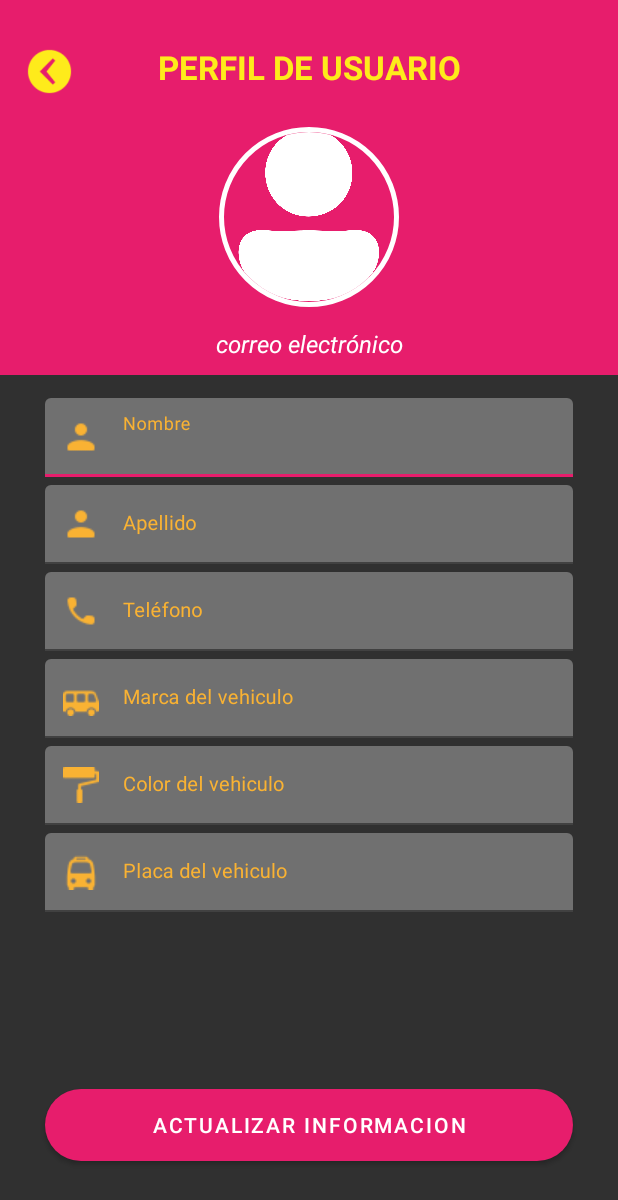
After one commit to epis-upt-flor/proyecto-final-combiapp_lira_aguilar_jimenez, an Android app: the layout activity_profile.xml on its own in the app's theme, with its tools: preview values and no code run, on a phone screen of 412 x 824 dp. The commit adds this screen. Shown: the top 1200 px of the screen. Run offline under Robolectric (Android 15) with nearby library versions, the phone set to English and light mode, and no system bars.

Commit message:
Activity profile ok

```diff
--- a/app/src/main/AndroidManifest.xml
+++ b/app/src/main/AndroidManifest.xml
@@ -16,6 +16,9 @@
         android:supportsRtl="true"
         android:theme="@style/Theme.CombiDriver"
         tools:targetApi="31">
+        <activity
+            android:name=".activities.ProfileActivity"
+            android:exported="false" />
         <activity
             android:name=".activities.MapTripActivity"
             android:exported="false" />
--- a/app/src/main/java/com/rasgo/combidriver/activities/ProfileActivity.kt
+++ b/app/src/main/java/com/rasgo/combidriver/activities/ProfileActivity.kt
@@ -10,7 +10,6 @@ import androidx.activity.result.ActivityResult
 import androidx.activity.result.contract.ActivityResultContracts
 import com.bumptech.glide.Glide
 import com.github.dhaval2404.imagepicker.ImagePicker
-import com.google.protobuf.Empty
 import com.rasgo.combidriver.databinding.ActivityProfileBinding
 import com.rasgo.combidriver.models.Driver
 import com.rasgo.combidriver.providers.AuthProvider
--- a/app/src/main/java/com/rasgo/combidriver/fragments/ModalBottomSheetMenu.kt
+++ b/app/src/main/java/com/rasgo/combidriver/fragments/ModalBottomSheetMenu.kt
@@ -1,26 +1,18 @@
 package com.rasgo.combidriver.fragments
 
-import android.content.DialogInterface
 import android.content.Intent
 import android.os.Bundle
-import android.util.Log
 import android.view.LayoutInflater
 import android.view.View
 import android.view.ViewGroup
-import android.widget.Button
 import android.widget.LinearLayout
 import android.widget.TextView
-import android.widget.Toast
 import com.google.android.material.bottomsheet.BottomSheetDialogFragment
-import com.google.firebase.firestore.ktx.toObject
 import com.rasgo.combidriver.R
 import com.rasgo.combidriver.activities.*
-import com.rasgo.combidriver.models.Booking
 import com.rasgo.combidriver.models.Driver
 import com.rasgo.combidriver.providers.AuthProvider
-import com.rasgo.combidriver.providers.BookingProvider
 import com.rasgo.combidriver.providers.DriverProvider
-import com.rasgo.combidriver.providers.GeoProvider
 
 class ModalBottomSheetMenu: BottomSheetDialogFragment() {
 
@@ -53,7 +45,7 @@ class ModalBottomSheetMenu: BottomSheetDialogFragment() {
     }
 
     private fun goToProfile() {
-        val i = Intent(activity, ProfileActivity::class.java)
+        val i = Intent(activity, ProfileActivityB::class.java)
         startActivity(i)
     }
 
--- /dev/null
+++ b/app/src/main/res/layout/activity_profile.xml
@@ -0,0 +1,239 @@
+<?xml version="1.0" encoding="utf-8"?>
+<androidx.coordinatorlayout.widget.CoordinatorLayout xmlns:android="http://schemas.android.com/apk/res/android"
+    xmlns:app="http://schemas.android.com/apk/res-auto"
+    xmlns:tools="http://schemas.android.com/tools"
+    android:layout_width="match_parent"
+    android:layout_height="match_parent"
+    tools:context=".activities.ProfileActivity">
+
+    <FrameLayout
+        android:layout_width="match_parent"
+        android:layout_height="250dp">
+
+        <View
+            android:layout_width="match_parent"
+            android:layout_height="match_parent"
+            android:background="@color/magenta" />
+
+        <TextView
+            android:layout_width="match_parent"
+            android:layout_height="wrap_content"
+            android:text="PERFIL DE USUARIO"
+            android:textAlignment="center"
+            android:textColor="@color/yellow"
+            android:textStyle="bold"
+            android:textSize="22sp"
+            android:layout_marginTop="30dp"/>
+
+        <ImageView
+            android:id="@+id/imageViewBack"
+            android:layout_width="35dp"
+            android:layout_height="35dp"
+            android:src="@drawable/icons8_back_to_64px"
+            android:layout_marginTop="30dp"
+            android:layout_marginLeft="15dp"/>
+
+
+        <de.hdodenhof.circleimageview.CircleImageView
+            android:id="@+id/circleImageProfile"
+            android:layout_width="120dp"
+            android:layout_height="120dp"
+            android:src="@drawable/user512"
+            app:civ_border_width="3dp"
+            app:civ_border_color="@color/white"
+            android:layout_gravity="bottom|center"
+            android:layout_marginBottom="45dp"/>
+
+
+        <TextView
+            android:id="@+id/textViewEmail"
+            android:layout_width="match_parent"
+            android:layout_height="wrap_content"
+            android:text="correo electrónico"
+            android:textColor="@color/white"
+            android:layout_gravity="bottom"
+            android:gravity="center"
+            android:textStyle="italic"
+            android:textSize="16sp"
+            android:layout_marginTop="30dp"
+            android:layout_marginBottom="10dp"/>
+
+    </FrameLayout>
+
+    <LinearLayout
+        android:layout_width="match_parent"
+        android:layout_height="match_parent"
+        android:orientation="vertical"
+        android:layout_marginTop="250dp"
+        android:background="@color/greyblack"
+        app:layout_behavior="@string/appbar_scrolling_view_behavior">
+
+
+
+        <com.google.android.material.textfield.TextInputLayout
+            android:layout_width="match_parent"
+            android:layout_height="wrap_content"
+            android:layout_marginLeft="30dp"
+            android:layout_marginRight="30dp"
+            android:layout_marginTop="15dp"
+            app:boxBackgroundColor="@color/greymedium"
+
+            style="@style/EditTextGrey"
+            app:hintTextColor="@color/orange"
+            app:startIconDrawable="@drawable/icons8_user_24px"
+            app:startIconTint="@color/orange">
+
+            <com.google.android.material.textfield.TextInputEditText
+                android:id="@+id/textFieldName"
+                android:layout_width="match_parent"
+                android:layout_height="wrap_content"
+                android:hint="Nombre"
+                android:inputType="text"
+                android:textColor="@color/yellow"
+                android:textColorHint="@color/yellow"
+                android:textSize="13sp" />
+
+        </com.google.android.material.textfield.TextInputLayout>
+
+
+        <com.google.android.material.textfield.TextInputLayout
+            android:layout_width="match_parent"
+            android:layout_height="wrap_content"
+            android:layout_marginLeft="30dp"
+            android:layout_marginRight="30dp"
+            android:layout_marginTop="5dp"
+            app:boxBackgroundColor="@color/greymedium"
+
+            style="@style/EditTextGrey"
+            app:hintTextColor="@color/orange"
+            app:startIconDrawable="@drawable/icons8_user_24px"
+            app:startIconTint="@color/orange">
+
+            <com.google.android.material.textfield.TextInputEditText
+                android:id="@+id/textFieldLastname"
+                android:layout_width="match_parent"
+                android:layout_height="wrap_content"
+                android:hint="Apellido"
+                android:textColorHint="@color/orange"
+                android:inputType="text"
+                android:textSize="13sp"
+                android:textColor="@color/orange"
+                />
+
+        </com.google.android.material.textfield.TextInputLayout>
+
+        <com.google.android.material.textfield.TextInputLayout
+            android:layout_width="match_parent"
+            android:layout_height="wrap_content"
+            android:layout_marginLeft="30dp"
+            android:layout_marginRight="30dp"
+            android:layout_marginTop="5dp"
+            app:boxBackgroundColor="@color/greymedium"
+
+            style="@style/EditTextGrey"
+            app:hintTextColor="@color/orange"
+            app:startIconDrawable="@drawable/icons8_phone_24px"
+            app:startIconTint="@color/orange">
+
+            <com.google.android.material.textfield.TextInputEditText
+                android:id="@+id/textFieldPhone"
+                android:layout_width="match_parent"
+                android:layout_height="wrap_content"
+                android:hint="Teléfono"
+                android:textColorHint="@color/orange"
+                android:inputType="phone"
+                android:textSize="13sp"
+                android:textColor="@color/orange" />
+
+        </com.google.android.material.textfield.TextInputLayout>
+
+        <com.google.android.material.textfield.TextInputLayout
+            android:layout_width="match_parent"
+            android:layout_height="wrap_content"
+            android:layout_marginLeft="30dp"
+            android:layout_marginRight="30dp"
+            android:layout_marginTop="5dp"
+            app:boxBackgroundColor="@color/greymedium"
+
+            style="@style/EditTextGrey"
+            app:hintTextColor="@color/orange"
+            app:startIconDrawable="@drawable/icons8_shuttle_bus_24px"
+            app:startIconTint="@color/orange">
+
+            <com.google.android.material.textfield.TextInputEditText
+                android:id="@+id/textFieldCarBrand"
+                android:layout_width="match_parent"
+                android:layout_height="wrap_content"
+                android:hint="Marca del vehiculo"
+                android:textColorHint="@color/orange"
+                android:inputType="text"
+                android:textSize="13sp"
+                android:textColor="@color/orange" />
+
+        </com.google.android.material.textfield.TextInputLayout>
+
+        <com.google.android.material.textfield.TextInputLayout
+            android:layout_width="match_parent"
+            android:layout_height="wrap_content"
+            android:layout_marginLeft="30dp"
+            android:layout_marginRight="30dp"
+            android:layout_marginTop="5dp"
+            app:boxBackgroundColor="@color/greymedium"
+
+            style="@style/EditTextGrey"
+            app:hintTextColor="@color/orange"
+            app:startIconDrawable="@drawable/icons8_paint_roller_24px"
+            app:startIconTint="@color/orange">
+
+            <com.google.android.material.textfield.TextInputEditText
+                android:id="@+id/textFieldCarColor"
+                android:layout_width="match_parent"
+                android:layout_height="wrap_content"
+                android:hint="Color del vehiculo"
+                android:textColorHint="@color/orange"
+                android:inputType="text"
+                android:textSize="13sp"
+                android:textColor="@color/orange" />
+
+        </com.google.android.material.textfield.TextInputLayout>
+
+        <com.google.android.material.textfield.TextInputLayout
+            android:layout_width="match_parent"
+            android:layout_height="wrap_content"
+            android:layout_marginLeft="30dp"
+            android:layout_marginRight="30dp"
+            android:layout_marginTop="5dp"
+            app:boxBackgroundColor="@color/greymedium"
+            style="@style/EditTextGrey"
+            app:hintTextColor="@color/orange"
+            app:startIconDrawable="@drawable/icons8_bus_24px"
+            app:startIconTint="@color/orange">
+
+            <com.google.android.material.textfield.TextInputEditText
+                android:id="@+id/textFieldCarPlate"
+                android:layout_width="match_parent"
+                android:layout_height="wrap_content"
+                android:hint="Placa del vehiculo"
+                android:textColorHint="@color/orange"
+                android:inputType="text"
+                android:textSize="13sp"
+                android:textColor="@color/orange" />
+
+        </com.google.android.material.textfield.TextInputLayout>
+
+    </LinearLayout>
+
+
+    <Button
+        android:id="@+id/btnUpdate"
+        android:layout_width="match_parent"
+        android:layout_height="wrap_content"
+        android:layout_marginRight="30dp"
+        android:layout_marginLeft="30dp"
+        android:text="ACTUALIZAR INFORMACION"
+        android:layout_marginBottom="50dp"
+        android:layout_gravity="bottom"
+        android:background="@drawable/rounded_button"
+        />
+
+</androidx.coordinatorlayout.widget.CoordinatorLayout>
--- a/app/src/main/res/values/colors.xml
+++ b/app/src/main/res/values/colors.xml
@@ -4,6 +4,8 @@
     <color name="yellow">#feeb1b</color>
     <color name="green">#a9c811</color>
     <color name="orange">#f9b233</color>
+    <color name="greymedium">#707070</color>
+    <color name="greyblack">#303030</color>
     <color name="black">#FF000000</color>
     <color name="white">#FFFFFFFF</color>
 </resources>
--- a/app/src/main/res/values/themes.xml
+++ b/app/src/main/res/values/themes.xml
@@ -18,4 +18,14 @@
 
         <!-- Customize your theme here. -->
     </style>
+    <style name="EditTextGrey" parent="TextAppearance.AppCompat">
+        <item name="colorControlNormal">@color/orange</item>
+        <item name="colorControlActivated">@color/orange</item>
+        <item name="colorControlHighlight">@color/orange</item>
+        <item name="android:textColorHint">@color/orange</item>
+        <item name="colorAccent">@color/orange</item>
+        <item name="android:textColorPrimary">@color/orange</item>
+        <item name="colorSecondary">@color/orange</item>
+        <item name="colorOnPrimary">@color/orange</item>
+    </style>
 </resources>
```
Also changed, not shown: app/src/main/res/drawable/icons8_back_to_64px.png (added), app/src/main/res/drawable/icons8_bus_24px.png (added), app/src/main/res/drawable/icons8_paint_roller_24px.png (added), app/src/main/res/drawable/icons8_shuttle_bus_24px.png (added), app/src/main/res/drawable/icons8_shuttle_bus_60px.png (added), app/src/main/res/drawable/user512.png (added).
